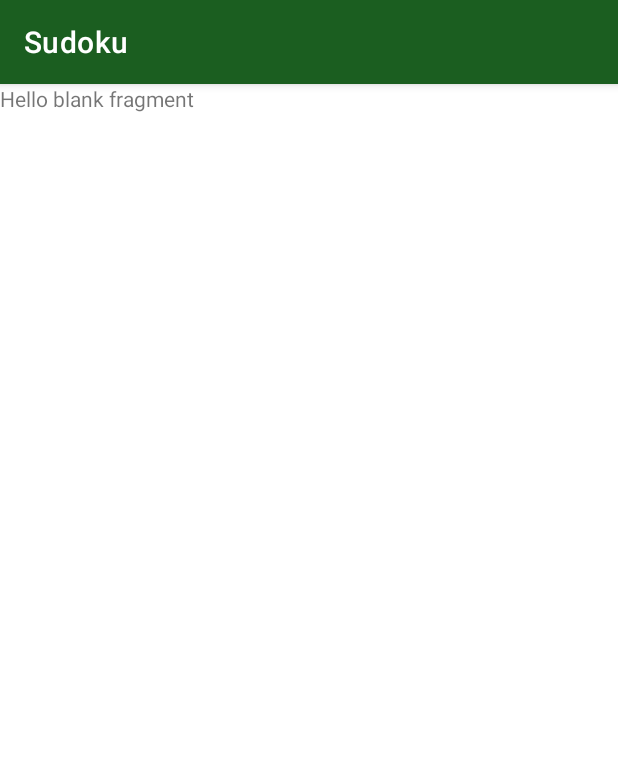
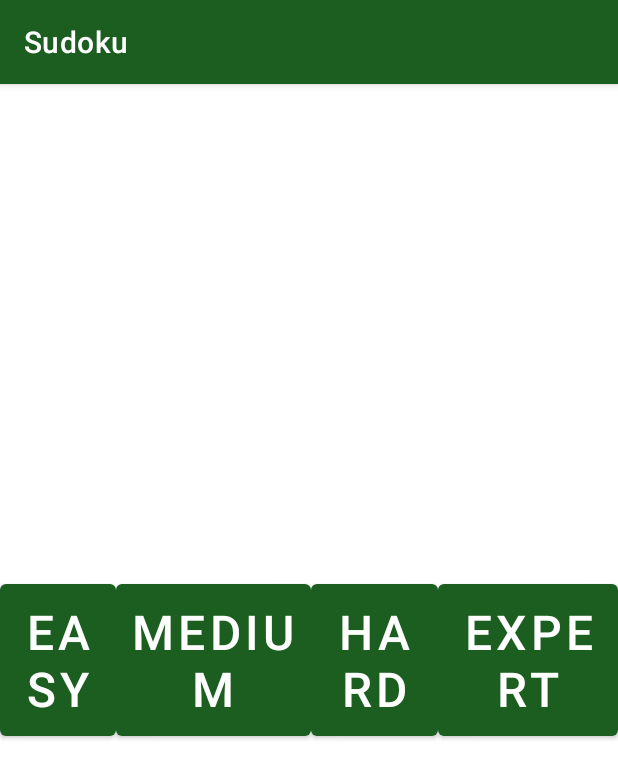
Before and after one commit to LeonidasGamesStudio/Sudoku-android, an Android app: the fragment DifficultySelect shown on its own in the app's theme, on a phone screen of 412 x 824 dp. Shown: the top 779 px of the screen. Run offline under Robolectric (Android 15) with nearby library versions, the phone set to English and light mode, and no system bars.

Commit message:
Added a difficulty selection instead of numbered puzzles

```diff
--- a/Sudoku/app/src/main/java/com/example/sudoku/menu/DifficulySelect.kt
+++ b/Sudoku/app/src/main/java/com/example/sudoku/menu/DifficultySelect.kt
@@ -5,37 +5,43 @@ import android.view.LayoutInflater
 import android.view.View
 import android.view.ViewGroup
 import androidx.fragment.app.Fragment
-import com.example.sudoku.R
+import androidx.navigation.findNavController
+import com.example.sudoku.databinding.FragmentDifficultySelectBinding
 
 // TODO: Rename parameter arguments, choose names that match
 // the fragment initialization parameters, e.g. ARG_ITEM_NUMBER
 private const val ARG_PARAM1 = "param1"
 private const val ARG_PARAM2 = "param2"
 
-/**
- * A simple [Fragment] subclass.
- * Use the [DifficulySelect.newInstance] factory method to
- * create an instance of this fragment.
- */
-class DifficulySelect : Fragment() {
-    // TODO: Rename and change types of parameters
-    private var param1: String? = null
-    private var param2: String? = null
+class DifficultySelect : Fragment() {
+
+    private var _binding: FragmentDifficultySelectBinding? = null
+    private val binding get() = _binding!!
 
     override fun onCreate(savedInstanceState: Bundle?) {
         super.onCreate(savedInstanceState)
-        arguments?.let {
-            param1 = it.getString(ARG_PARAM1)
-            param2 = it.getString(ARG_PARAM2)
-        }
+        setHasOptionsMenu(false)
     }
 
     override fun onCreateView(
         inflater: LayoutInflater, container: ViewGroup?,
         savedInstanceState: Bundle?
-    ): View? {
-        // Inflate the layout for this fragment
-        return inflater.inflate(R.layout.fragment_difficuly_select, container, false)
+    ): View {
+        _binding = FragmentDifficultySelectBinding.inflate(inflater, container, false)
+        return binding.root
+    }
+
+    override fun onViewCreated(view: View, savedInstanceState: Bundle?) {
+        super.onViewCreated(view, savedInstanceState)
+        binding.easyButton.setOnClickListener{
+            val action = DifficultySelectDirections.actionDifficultySelectToSudokuBoardFragment(1)
+            view.findNavController().navigate(action)
+        }
+    }
+
+    override fun onDestroyView() {
+        super.onDestroyView()
+        _binding = null
     }
 
     companion object {
@@ -50,7 +56,7 @@ class DifficulySelect : Fragment() {
         // TODO: Rename and change types and number of parameters
         @JvmStatic
         fun newInstance(param1: String, param2: String) =
-            DifficulySelect().apply {
+            DifficultySelect().apply {
                 arguments = Bundle().apply {
                     putString(ARG_PARAM1, param1)
                     putString(ARG_PARAM2, param2)
--- a/Sudoku/app/src/main/java/com/example/sudoku/menu/LevelSelectFragment.kt
+++ b/Sudoku/app/src/main/java/com/example/sudoku/menu/LevelSelectFragment.kt
@@ -7,11 +7,6 @@ import androidx.recyclerview.widget.GridLayoutManager
 import androidx.recyclerview.widget.RecyclerView
 import com.example.sudoku.adapter.LetterAdapter
 import com.example.sudoku.databinding.FragmentLevelSelectBinding
-
-// TODO: Rename parameter arguments, choose names that match
-// the fragment initialization parameters, e.g. ARG_ITEM_NUMBER
-private const val ARG_PARAM1 = "param1"
-private const val ARG_PARAM2 = "param2"
 
 /**
  * A simple [Fragment] subclass.
@@ -33,10 +28,9 @@ class LevelSelectFragment : Fragment() {
         inflater: LayoutInflater,
         container: ViewGroup?,
         savedInstanceState: Bundle?
-    ): View? {
+    ): View {
         _binding = FragmentLevelSelectBinding.inflate(inflater, container, false)
-        val view = binding.root
-        return view
+        return binding.root
     }
 
     override fun onViewCreated(view: View, savedInstanceState: Bundle?) {
--- a/Sudoku/app/src/main/java/com/example/sudoku/menu/MainMenuFragment.kt
+++ b/Sudoku/app/src/main/java/com/example/sudoku/menu/MainMenuFragment.kt
@@ -38,7 +38,7 @@ class MainMenuFragment : Fragment() {
 
     override fun onViewCreated(view: View, savedInstanceState: Bundle?) {
         binding.playButton.setOnClickListener{
-            val action = MainMenuFragmentDirections.actionMainMenuFragmentToLevelSelectFragment()
+            val action = MainMenuFragmentDirections.actionMainMenuFragmentToDifficultySelect()
             view.findNavController().navigate(action)
         }
     }
--- /dev/null
+++ b/Sudoku/app/src/main/res/layout/fragment_difficulty_select.xml
@@ -0,0 +1,42 @@
+<?xml version="1.0" encoding="utf-8"?>
+<androidx.constraintlayout.widget.ConstraintLayout xmlns:android="http://schemas.android.com/apk/res/android"
+    xmlns:tools="http://schemas.android.com/tools"
+    android:layout_width="match_parent"
+    android:layout_height="match_parent"
+    xmlns:app="http://schemas.android.com/apk/res-auto"
+    tools:context=".menu.DifficultySelect">
+
+    <TableRow
+        android:id="@+id/difficultyButtons"
+        android:layout_width="match_parent"
+        android:layout_height="wrap_content"
+        android:rowCount="4"
+        app:layout_constraintTop_toTopOf="parent"
+        app:layout_constraintBottom_toBottomOf="parent"
+        app:layout_constraintStart_toStartOf="parent"
+        app:layout_constraintEnd_toEndOf="parent"
+        >
+
+        <Button
+            android:id="@+id/easyButton"
+            android:text="Easy"
+            style="@style/numberButtons"
+            />
+        <Button
+            android:id="@+id/mediumButton"
+            android:text="Medium"
+            style="@style/numberButtons"
+            />
+        <Button
+            android:id="@+id/hardButton"
+            android:text="Hard"
+            style="@style/numberButtons"
+            />
+        <Button
+            android:id="@+id/expertButton"
+            android:text="Expert"
+            style="@style/numberButtons"
+            />
+    </TableRow>
+
+</androidx.constraintlayout.widget.ConstraintLayout>
--- a/Sudoku/app/src/main/res/layout/fragment_difficuly_select.xml
+++ /dev/null
@@ -1,14 +0,0 @@
-<?xml version="1.0" encoding="utf-8"?>
-<FrameLayout xmlns:android="http://schemas.android.com/apk/res/android"
-    xmlns:tools="http://schemas.android.com/tools"
-    android:layout_width="match_parent"
-    android:layout_height="match_parent"
-    tools:context=".menu.DifficulySelect">
-
-    <!-- TODO: Update blank fragment layout -->
-    <TextView
-        android:layout_width="match_parent"
-        android:layout_height="match_parent"
-        android:text="@string/hello_blank_fragment" />
-
-</FrameLayout>
--- a/Sudoku/app/src/main/res/layout/fragment_win.xml
+++ b/Sudoku/app/src/main/res/layout/fragment_win.xml
@@ -5,8 +5,6 @@
     android:layout_height="match_parent"
     xmlns:app="http://schemas.android.com/apk/res-auto"
     android:id="@+id/winLayout"
-    android:layout_gravity="center"
-    android:background="@color/white"
     tools:context=".menu.WinFragment">
 
     <TextView
```
Also changed, not shown: Sudoku/app/src/main/res/navigation/nav_graph.xml (+12 -0 lines).
